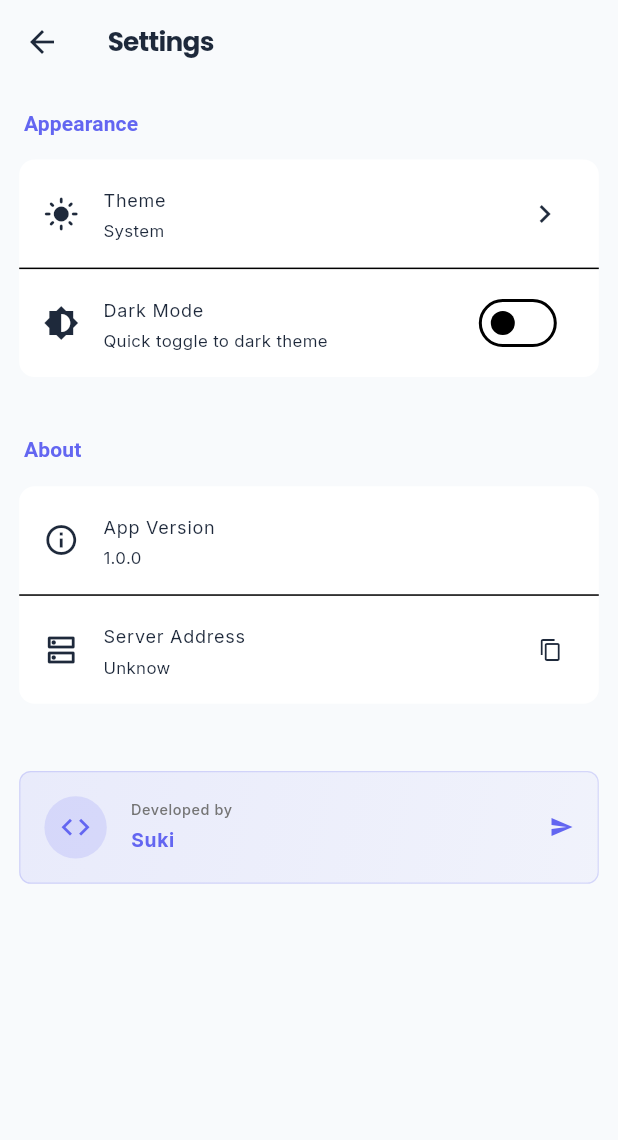
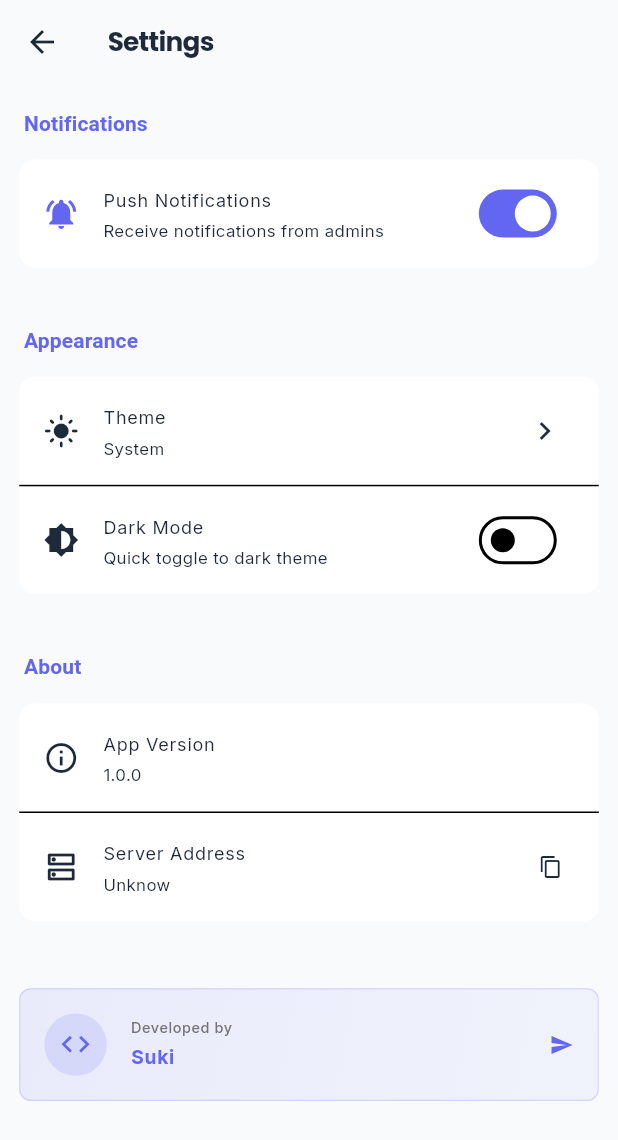
Before and after one commit to angelcode119/pannelapp, a Flutter app: the SettingsScreen screen opened directly, on a phone screen of 412 x 824 dp. Shown: the top 1140 px of the screen. Run offline on Flutter 3.47's test engine with Material 3 defaults, Android fonts, the phone set to English and light mode, and no system bars; our stand-ins replace dio, firebase_core, firebase_messaging, flutter_screenutil, flutter_secure_storage, google_fonts and 3 more; accounts and stored records are empty; network calls fail.

Commit message:
feat: Complete Firebase Cloud Messaging setup + Notification settings
🔥 Firebase و تنظیمات نوتیفیکیشن کامل شد!

Firebase Setup:
- ✅ Added Firebase Core & Messaging packages to pubspec.yaml
- ✅ Moved google-services.json to android/app/
- ✅ Added Firebase plugin to android/build.gradle.kts
- ✅ Added Firebase dependencies to android/app/build.gradle.kts:
  * firebase-bom:32.7.0
  * firebase-messaging-ktx
  * firebase-analytics-ktx
- ✅ Initialized Firebase in main.dart
- ✅ Setup background message handler
- ✅ Request notification permission on app start
- ✅ Get and log FCM token

Notification Settings:
- ✅ Added notification toggle in Settings screen
- ✅ Save preference with SharedPreferences
- ✅ Visual feedback with SnackBar
- ✅ Icon changes based on state (active/off)
- ✅ Moved to top of settings (Notifications section)

All ready for Push Notifications! 🚀

```diff
--- a/lib/presentation/screens/settings/settings_screen.dart
+++ b/lib/presentation/screens/settings/settings_screen.dart
@@ -1,12 +1,54 @@
 import 'package:flutter/material.dart';
 import 'package:provider/provider.dart';
 import 'package:url_launcher/url_launcher.dart';
+import 'package:shared_preferences/shared_preferences.dart';
 import '../../providers/theme_provider.dart';
 import '../../../core/constants/api_constants.dart';
 import 'package:flutter_screenutil/flutter_screenutil.dart';
 
-class SettingsScreen extends StatelessWidget {
+class SettingsScreen extends StatefulWidget {
   const SettingsScreen({super.key});
+
+  @override
+  State<SettingsScreen> createState() => _SettingsScreenState();
+}
+
+class _SettingsScreenState extends State<SettingsScreen> {
+  bool _notificationsEnabled = true;
+
+  @override
+  void initState() {
+    super.initState();
+    _loadNotificationSettings();
+  }
+
+  Future<void> _loadNotificationSettings() async {
+    final prefs = await SharedPreferences.getInstance();
+    setState(() {
+      _notificationsEnabled = prefs.getBool('notifications_enabled') ?? true;
+    });
+  }
+
+  Future<void> _toggleNotifications(bool value) async {
+    final prefs = await SharedPreferences.getInstance();
+    await prefs.setBool('notifications_enabled', value);
+    setState(() {
+      _notificationsEnabled = value;
+    });
+
+    if (mounted) {
+      ScaffoldMessenger.of(context).showSnackBar(
+        SnackBar(
+          content: Text(
+            value ? 'Notifications enabled' : 'Notifications disabled',
+          ),
+          backgroundColor: value ? Colors.green : Colors.orange,
+          behavior: SnackBarBehavior.floating,
+          duration: const Duration(seconds: 2),
+        ),
+      );
+    }
+  }
 
   @override
   Widget build(BuildContext context) {
@@ -18,6 +60,32 @@ class SettingsScreen extends StatelessWidget {
       ),
       body: ListView(
         children: [
+
+          const _SectionHeader(title: 'Notifications'),
+
+          Card(
+            margin: const EdgeInsets.symmetric(horizontal: 12.8, vertical: 6.4),
+            child: SwitchListTile(
+              secondary: Icon(
+                _notificationsEnabled
+                    ? Icons.notifications_active
+                    : Icons.notifications_off,
+                color: _notificationsEnabled
+                    ? Theme.of(context).primaryColor
+                    : Colors.grey,
+              ),
+              title: const Text('Push Notifications'),
+              subtitle: Text(
+                _notificationsEnabled
+                    ? 'Receive notifications from admins'
+                    : 'Notifications are disabled',
+              ),
+              value: _notificationsEnabled,
+              onChanged: _toggleNotifications,
+            ),
+          ),
+
+          const SizedBox(height: 16),
 
           const _SectionHeader(title: 'Appearance'),
 
```
Also changed, not shown: lib/main.dart (+28 -0 lines), 1 other file.
